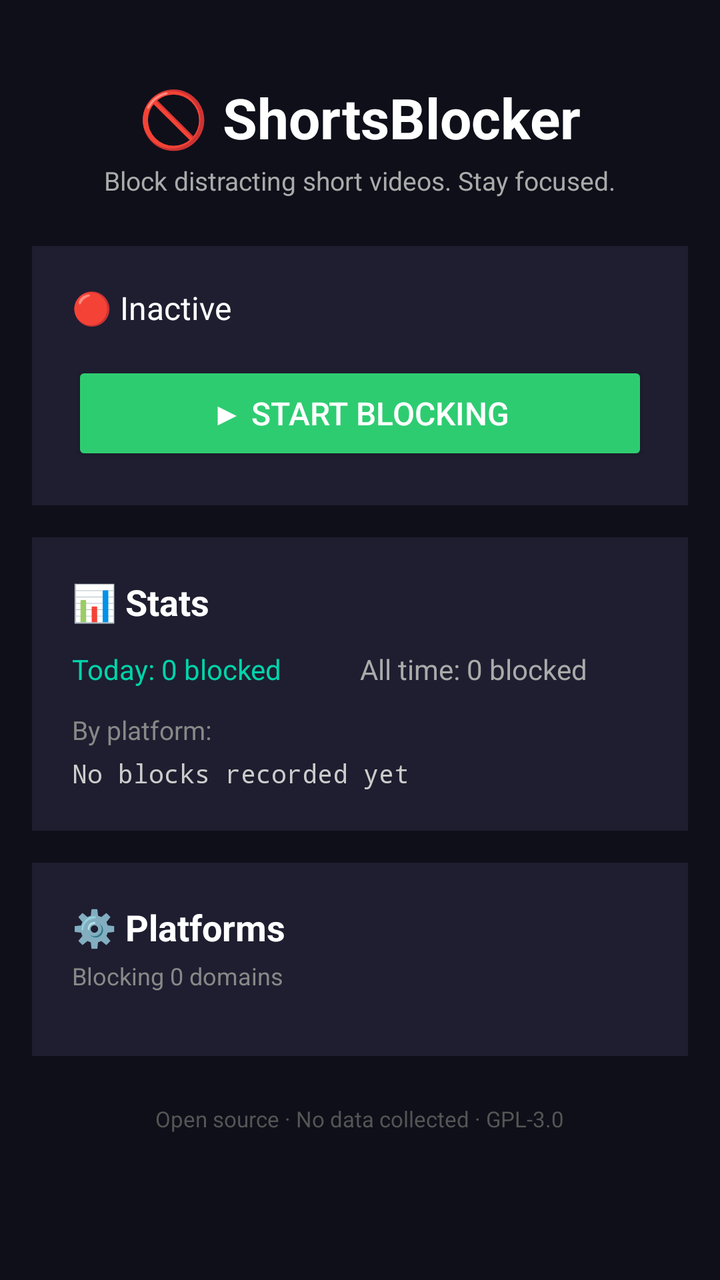
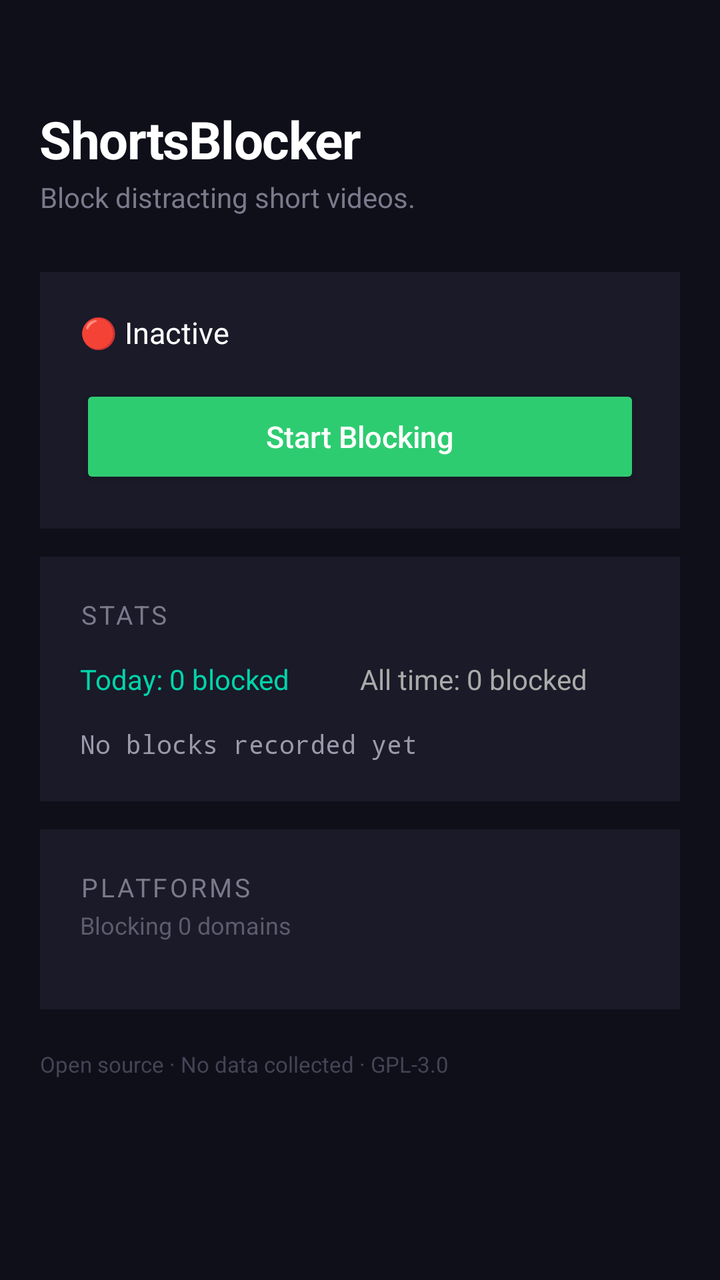

An Android layout rendered at two revisions. The XML below is the earlier revision; the diff shows what the commit changed to produce the second picture.
<!-- AndroidManifest.xml: application theme Theme.AppCompat.DayNight.NoActionBar -->
<!-- res/layout/activity_main.xml -->
<?xml version="1.0" encoding="utf-8"?>
<ScrollView xmlns:android="http://schemas.android.com/apk/res/android"
    android:layout_width="match_parent"
    android:layout_height="match_parent"
    android:background="#0F0F1A"
    android:padding="16dp">

    <LinearLayout
        android:layout_width="match_parent"
        android:layout_height="wrap_content"
        android:orientation="vertical"
        android:gravity="center_horizontal">

        
        <TextView
            android:layout_width="wrap_content"
            android:layout_height="wrap_content"
            android:text="🚫 ShortsBlocker"
            android:textSize="28sp"
            android:textStyle="bold"
            android:textColor="#FFFFFF"
            android:layout_marginTop="24dp"/>

        <TextView
            android:layout_width="wrap_content"
            android:layout_height="wrap_content"
            android:text="Block distracting short videos. Stay focused."
            android:textSize="13sp"
            android:textColor="#AAAAAA"
            android:layout_marginTop="4dp"
            android:layout_marginBottom="24dp"/>

        
        <LinearLayout
            android:layout_width="match_parent"
            android:layout_height="wrap_content"
            android:orientation="vertical"
            android:background="#1E1E30"
            android:padding="20dp"
            android:layout_marginBottom="16dp">

            <TextView
                android:id="@+id/tvStatus"
                android:layout_width="wrap_content"
                android:layout_height="wrap_content"
                android:text="🔴 Inactive"
                android:textSize="16sp"
                android:textColor="#FFFFFF"
                android:layout_marginBottom="16dp"/>

            <Button
                android:id="@+id/btnToggle"
                android:layout_width="match_parent"
                android:layout_height="52dp"
                android:text="▶ Start Blocking"
                android:textSize="16sp"
                android:textColor="#FFFFFF"
                android:backgroundTint="#2ECC71"/>

        </LinearLayout>

        
        <LinearLayout
            android:layout_width="match_parent"
            android:layout_height="wrap_content"
            android:orientation="vertical"
            android:background="#1E1E30"
            android:padding="20dp"
            android:layout_marginBottom="16dp">

            <TextView
                android:layout_width="wrap_content"
                android:layout_height="wrap_content"
                android:text="📊 Stats"
                android:textSize="18sp"
                android:textStyle="bold"
                android:textColor="#FFFFFF"
                android:layout_marginBottom="12dp"/>

            <LinearLayout
                android:layout_width="match_parent"
                android:layout_height="wrap_content"
                android:orientation="horizontal">

                <TextView
                    android:id="@+id/tvTodayCount"
                    android:layout_width="0dp"
                    android:layout_height="wrap_content"
                    android:layout_weight="1"
                    android:text="Today: 0 blocked"
                    android:textSize="14sp"
                    android:textColor="#00D4AA"/>

                <TextView
                    android:id="@+id/tvTotalCount"
                    android:layout_width="0dp"
                    android:layout_height="wrap_content"
                    android:layout_weight="1"
                    android:text="All time: 0 blocked"
                    android:textSize="14sp"
                    android:textColor="#AAAAAA"/>

            </LinearLayout>

            <TextView
                android:layout_width="wrap_content"
                android:layout_height="wrap_content"
                android:text="By platform:"
                android:textSize="13sp"
                android:textColor="#888888"
                android:layout_marginTop="12dp"/>

            <TextView
                android:id="@+id/tvPlatformStats"
                android:layout_width="wrap_content"
                android:layout_height="wrap_content"
                android:text="No blocks recorded yet"
                android:textSize="13sp"
                android:textColor="#CCCCCC"
                android:layout_marginTop="4dp"
                android:fontFamily="monospace"/>

        </LinearLayout>

        
        <LinearLayout
            android:layout_width="match_parent"
            android:layout_height="wrap_content"
            android:orientation="vertical"
            android:background="#1E1E30"
            android:padding="20dp"
            android:layout_marginBottom="16dp">

            <TextView
                android:layout_width="wrap_content"
                android:layout_height="wrap_content"
                android:text="⚙️ Platforms"
                android:textSize="18sp"
                android:textStyle="bold"
                android:textColor="#FFFFFF"
                android:layout_marginBottom="4dp"/>

            <TextView
                android:id="@+id/tvDomainCount"
                android:layout_width="wrap_content"
                android:layout_height="wrap_content"
                android:text="Blocking 0 domains"
                android:textSize="12sp"
                android:textColor="#888888"
                android:layout_marginBottom="12dp"/>

            
            <LinearLayout
                android:id="@+id/llPlatforms"
                android:layout_width="match_parent"
                android:layout_height="wrap_content"
                android:orientation="vertical"/>

        </LinearLayout>

        
        <TextView
            android:layout_width="wrap_content"
            android:layout_height="wrap_content"
            android:text="Open source · No data collected · GPL-3.0"
            android:textSize="11sp"
            android:textColor="#555555"
            android:layout_marginTop="8dp"
            android:layout_marginBottom="32dp"/>

    </LinearLayout>
</ScrollView>
<!-- resources referenced by this layout -->
<resources>

</resources>

<!-- the commit's change to res/layout/activity_main.xml (unified diff, before → after) -->
@@ -3,48 +3,48 @@
     android:layout_width="match_parent"
     android:layout_height="match_parent"
     android:background="#0F0F1A"
-    android:padding="16dp">
+    android:padding="20dp">
 
     <LinearLayout
         android:layout_width="match_parent"
         android:layout_height="wrap_content"
-        android:orientation="vertical"
-        android:gravity="center_horizontal">
+        android:orientation="vertical">
 
         
         <TextView
             android:layout_width="wrap_content"
             android:layout_height="wrap_content"
-            android:text="🚫 ShortsBlocker"
-            android:textSize="28sp"
+            android:text="ShortsBlocker"
+            android:textSize="26sp"
             android:textStyle="bold"
             android:textColor="#FFFFFF"
-            android:layout_marginTop="24dp"/>
+            android:letterSpacing="-0.02"
+            android:layout_marginTop="32dp"/>
 
         <TextView
             android:layout_width="wrap_content"
             android:layout_height="wrap_content"
-            android:text="Block distracting short videos. Stay focused."
-            android:textSize="13sp"
-            android:textColor="#AAAAAA"
-            android:layout_marginTop="4dp"
-            android:layout_marginBottom="24dp"/>
+            android:text="Block distracting short videos."
+            android:textSize="14sp"
+            android:textColor="#7A7A8C"
+            android:layout_marginTop="2dp"
+            android:layout_marginBottom="28dp"/>
 
         
         <LinearLayout
             android:layout_width="match_parent"
             android:layout_height="wrap_content"
             android:orientation="vertical"
-            android:background="#1E1E30"
+            android:background="#1A1A28"
             android:padding="20dp"
-            android:layout_marginBottom="16dp">
+            android:layout_marginBottom="14dp">
 
             <TextView
                 android:id="@+id/tvStatus"
                 android:layout_width="wrap_content"
                 android:layout_height="wrap_content"
                 android:text="🔴 Inactive"
-                android:textSize="16sp"
+                android:textSize="15sp"
                 android:textColor="#FFFFFF"
                 android:layout_marginBottom="16dp"/>
 
@@ -52,8 +52,9 @@
                 android:id="@+id/btnToggle"
                 android:layout_width="match_parent"
                 android:layout_height="52dp"
-                android:text="▶ Start Blocking"
-                android:textSize="16sp"
+                android:text="Start Blocking"
+                android:textSize="15sp"
+                android:textAllCaps="false"
                 android:textColor="#FFFFFF"
                 android:backgroundTint="#2ECC71"/>
 
@@ -64,18 +65,19 @@
             android:layout_width="match_parent"
             android:layout_height="wrap_content"
             android:orientation="vertical"
-            android:background="#1E1E30"
+            android:background="#1A1A28"
             android:padding="20dp"
-            android:layout_marginBottom="16dp">
+            android:layout_marginBottom="14dp">
 
             <TextView
                 android:layout_width="wrap_content"
                 android:layout_height="wrap_content"
-                android:text="📊 Stats"
-                android:textSize="18sp"
-                android:textStyle="bold"
-                android:textColor="#FFFFFF"
-                android:layout_marginBottom="12dp"/>
+                android:text="Stats"
+                android:textSize="13sp"
+                android:textAllCaps="true"
+                android:letterSpacing="0.1"
+                android:textColor="#7A7A8C"
+                android:layout_marginBottom="14dp"/>
 
             <LinearLayout
                 android:layout_width="match_parent"
@@ -103,21 +105,13 @@
             </LinearLayout>
 
             <TextView
-                android:layout_width="wrap_content"
-                android:layout_height="wrap_content"
-                android:text="By platform:"
-                android:textSize="13sp"
-                android:textColor="#888888"
-                android:layout_marginTop="12dp"/>
-
-            <TextView
                 android:id="@+id/tvPlatformStats"
                 android:layout_width="wrap_content"
                 android:layout_height="wrap_content"
                 android:text="No blocks recorded yet"
                 android:textSize="13sp"
-                android:textColor="#CCCCCC"
-                android:layout_marginTop="4dp"
+                android:textColor="#9A9AAB"
+                android:layout_marginTop="14dp"
                 android:fontFamily="monospace"/>
 
         </LinearLayout>
@@ -127,18 +121,19 @@
             android:layout_width="match_parent"
             android:layout_height="wrap_content"
             android:orientation="vertical"
-            android:background="#1E1E30"
+            android:background="#1A1A28"
             android:padding="20dp"
-            android:layout_marginBottom="16dp">
+            android:layout_marginBottom="14dp">
 
             <TextView
                 android:layout_width="wrap_content"
                 android:layout_height="wrap_content"
-                android:text="⚙️ Platforms"
-                android:textSize="18sp"
-                android:textStyle="bold"
-                android:textColor="#FFFFFF"
-                android:layout_marginBottom="4dp"/>
+                android:text="Platforms"
+                android:textSize="13sp"
+                android:textAllCaps="true"
+                android:letterSpacing="0.1"
+                android:textColor="#7A7A8C"
+                android:layout_marginBottom="2dp"/>
 
             <TextView
                 android:id="@+id/tvDomainCount"
@@ -146,10 +141,9 @@
                 android:layout_height="wrap_content"
                 android:text="Blocking 0 domains"
                 android:textSize="12sp"
-                android:textColor="#888888"
-                android:layout_marginBottom="12dp"/>
+                android:textColor="#5C5C6E"
+                android:layout_marginBottom="14dp"/>
 
-            
             <LinearLayout
                 android:id="@+id/llPlatforms"
                 android:layout_width="match_parent"
@@ -164,8 +158,8 @@
             android:layout_height="wrap_content"
             android:text="Open source · No data collected · GPL-3.0"
             android:textSize="11sp"
-            android:textColor="#555555"
-            android:layout_marginTop="8dp"
+            android:textColor="#444455"
+            android:layout_marginTop="6dp"
             android:layout_marginBottom="32dp"/>
 
     </LinearLayout>
